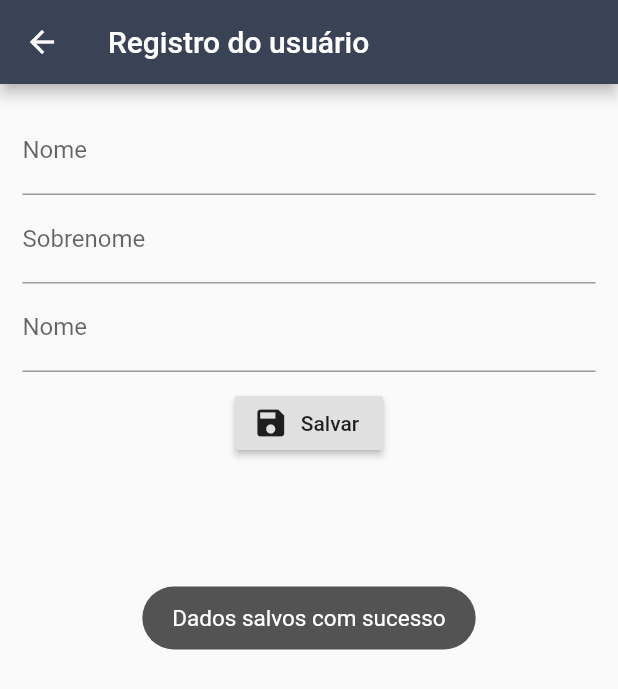
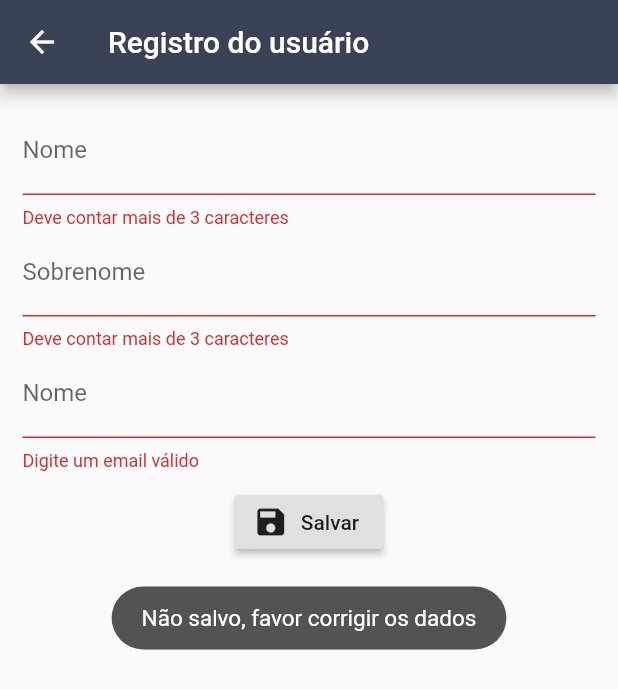
Before and after one commit to renatoconstanciofilho/interacao_furb, a Flutter app: the Registration screen opened by its route, after a tap on "Salvar", on a phone screen of 412 x 824 dp. Shown: the top 689 px of the screen. Run offline on Flutter 3.47's test engine with Material 2 defaults, Android fonts, the phone set to English and light mode, and no system bars; our stand-ins replace shared_preferences, toast; missing offline and left inert: qrcode_reader; accounts and stored records are empty.

Commit message:
Corrigido registro e qr code funcionando

```diff
--- a/lib/main.dart
+++ b/lib/main.dart
@@ -3,9 +3,9 @@ import 'main_menu.dart';
 import 'registration.dart';
 import 'package:shared_preferences/shared_preferences.dart';
 
-String firstname;
-String lastname;
-String email;
+TextEditingController firstname = new TextEditingController();
+TextEditingController lastname = new TextEditingController();
+TextEditingController email = new TextEditingController();
 SharedPreferences sharedPreferences;
 
 void main() => runApp(MaterialApp(
@@ -19,7 +19,7 @@ void main() => runApp(MaterialApp(
 
 String getStartupScreen(){
   getSharedPrefs();
-  if (firstname != null)
+  if (firstname.text.toString() != null)
     return '/';
   else
     return '/register';
@@ -27,7 +27,7 @@ String getStartupScreen(){
 
 getSharedPrefs() async {
   sharedPreferences = await SharedPreferences.getInstance();
-    firstname = sharedPreferences.getString('firstname');
-    lastname = sharedPreferences.getString('lastname');
-    email = sharedPreferences.getString('email');
+    firstname.text = sharedPreferences.getString('firstname');
+    lastname.text = sharedPreferences.getString('lastname');
+    email.text = sharedPreferences.getString('email');
 }
--- a/lib/registration.dart
+++ b/lib/registration.dart
@@ -11,13 +11,19 @@ class RegistrationPage extends State<Registration> {
 
   final GlobalKey<FormState> formKey = GlobalKey<FormState>();
   SharedPreferences sharedPreferences;
+  TextEditingController firstname = new TextEditingController();
+  TextEditingController lastname = new TextEditingController();
+  TextEditingController email = new TextEditingController();
   bool validFirstname = false;
   bool validLastname = false;
   bool validEmail = false;
   bool autoValidate = false;
-  String firstname;
-  String lastname;
-  String email;
+
+  @override
+  void initState() {
+    super.initState();
+    getSharedPrefs();
+  }
 
   @override
   Widget build(BuildContext context) {
@@ -34,30 +40,32 @@ class RegistrationPage extends State<Registration> {
             child: Column(
               children: <Widget>[
                 TextFormField(
-//                  controller: firstname,
-                  initialValue: firstname,
+                  controller: firstname,
                   decoration: InputDecoration(labelText: 'Nome'),
                   keyboardType: TextInputType.text,
+                  validator: validateFirstname,
                   onSaved: (String value) {
-                    firstname = value;
+                    firstname.text = value;
                   },
                 ),
                 TextFormField(
-//                  controller: firstname,
-                  initialValue: lastname,
+                  controller: lastname,
+//                  initialValue: lastname,
                   decoration: InputDecoration(labelText: 'Sobrenome'),
                   keyboardType: TextInputType.text,
+                  validator: validateLastname,
                   onSaved: (String value) {
-                    lastname = value;
+                    lastname.text = value;
                   },
                 ),
                 TextFormField(
-//                  controller: firstname,
-                  initialValue: email,
+                  controller: email,
+//                  initialValue: email,
                   decoration: InputDecoration(labelText: 'Nome'),
                   keyboardType: TextInputType.text,
+                  validator: validateEmail,
                   onSaved: (String value) {
-                    email = value;
+                    email.text = value;
                   },
                 ),
                 SizedBox(
@@ -78,15 +86,26 @@ class RegistrationPage extends State<Registration> {
     );
   }
 
+  getSharedPrefs() async {
+    sharedPreferences = await SharedPreferences.getInstance();
+    firstname.text = sharedPreferences.getString('firstname');
+    lastname.text = sharedPreferences.getString('lastname');
+    email.text = sharedPreferences.getString('email');
+  }
+
   saveSharedPrefs() async {
-    sharedPreferences = await SharedPreferences.getInstance();
-    sharedPreferences.setString('firstname', firstname);
-    sharedPreferences.setString('lastname', lastname);
-    sharedPreferences.setString('email', email);
-    print(sharedPreferences.getString('firstname'));
-    print(sharedPreferences.getString('lastname'));
-    print(sharedPreferences.getString('email'));
-    showToast('Dados salvos com sucesso');
+    if(validFirstname && validLastname && validEmail) {
+      sharedPreferences = await SharedPreferences.getInstance();
+      sharedPreferences.setString('firstname', firstname.text.toString());
+      sharedPreferences.setString('lastname', lastname.text.toString());
+      sharedPreferences.setString('email', email.text.toString());
+      print(sharedPreferences.getString('firstname'));
+      print(sharedPreferences.getString('lastname'));
+      print(sharedPreferences.getString('email'));
+      showToast('Dados salvos com sucesso');
+    } else {
+      showToast('Não salvo, favor corrigir os dados');
+    }
   }
 
   void showToast(String msg) {
@@ -99,7 +118,7 @@ class RegistrationPage extends State<Registration> {
       validFirstname = false;
       return 'Deve contar mais de 3 caracteres';
     } else if (value.contains(new RegExp(r'[0-9\W+]'))) {
-      validLastname = false;
+      validFirstname = false;
       return 'Não deve conter números';
     } else {
       validFirstname = true;
@@ -128,6 +147,7 @@ class RegistrationPage extends State<Registration> {
       validEmail = false;
       return 'Digite um email válido';
     } else {
+      validEmail = true;
       return null;
     }
   }
--- a/pubspec.yaml
+++ b/pubspec.yaml
@@ -21,6 +21,7 @@ dependencies:
     sdk: flutter
   shared_preferences: ^0.5.3+1
   toast: ^0.1.3
+  qrcode_reader: 0.4.4
 
   # The following adds the Cupertino Icons font to your application.
   # Use with the CupertinoIcons class for iOS style icons.
```
Also changed, not shown: lib/main_menu.dart (+25 -5 lines), pubspec.lock, 3 other files.
